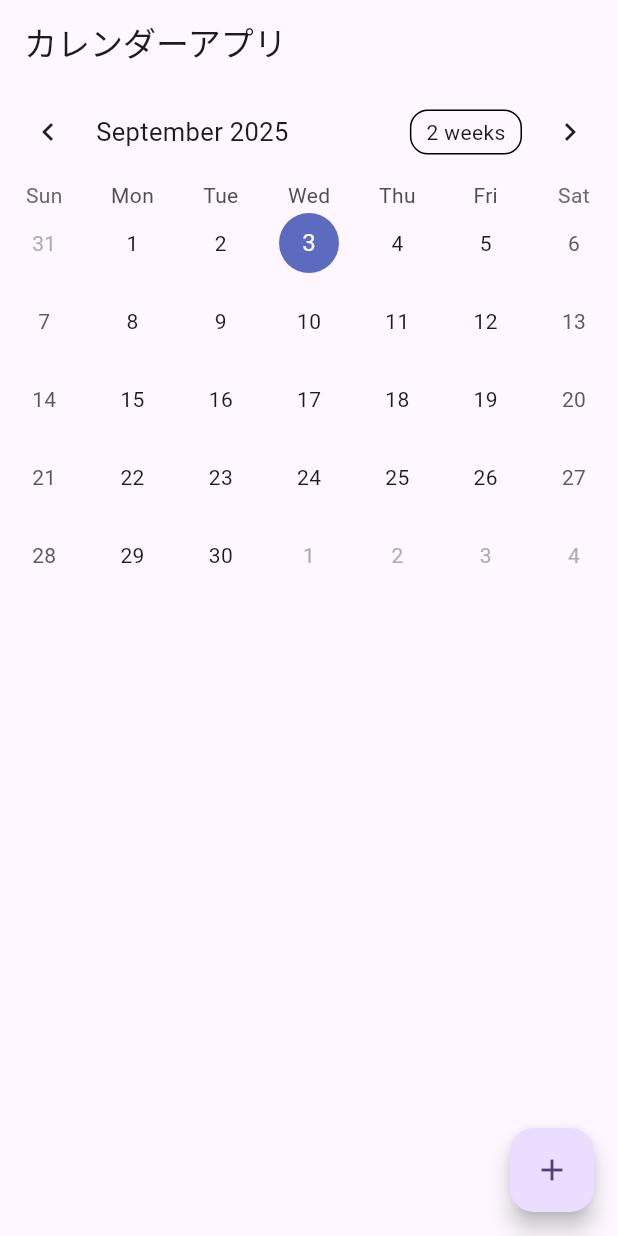
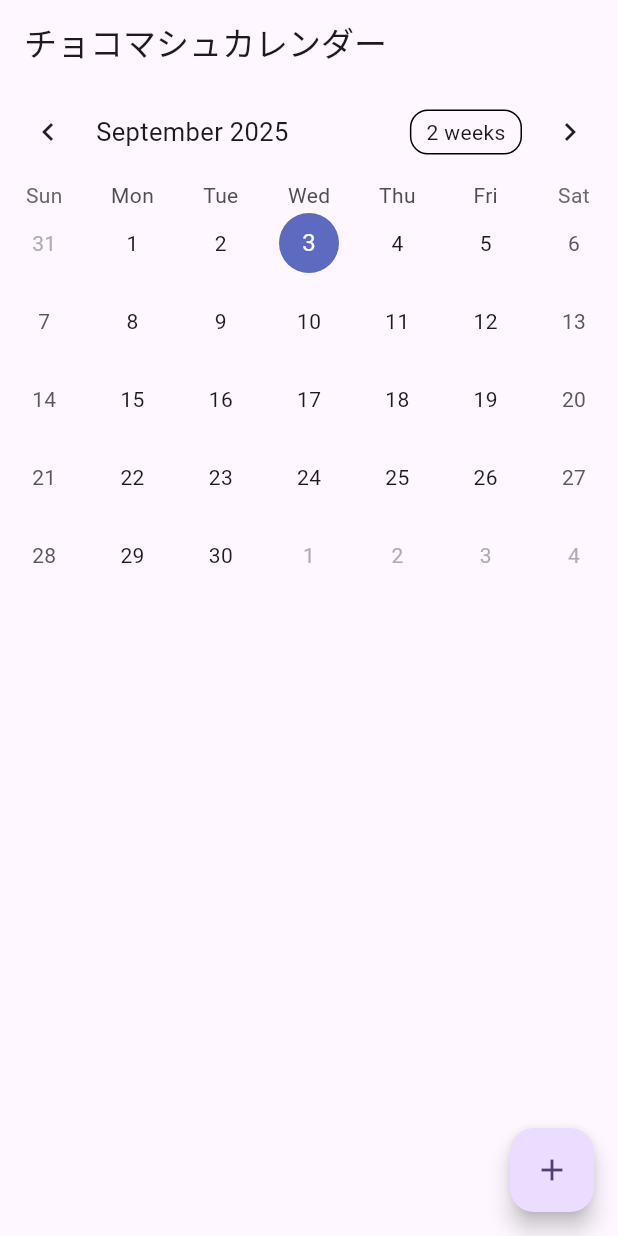
Before and after one commit to youyounkmt-web/self_improvement_app, a Flutter app: the CalendarPage screen opened directly, on a phone screen of 412 x 824 dp. Run offline on Flutter 3.47's test engine with Material 3 defaults, Android fonts, the light colour scheme and no system bars; drawn by our look-alikes of table_calendar; our stand-ins replace shared_preferences; accounts and stored records are empty.

Commit message:
カレンダー名変更

```diff
--- a/lib/main.dart
+++ b/lib/main.dart
@@ -171,7 +171,7 @@ class _CalendarPageState extends State<CalendarPage> {
   @override
   Widget build(BuildContext context) {
     return Scaffold(
-      appBar: AppBar(title: const Text('カレンダーアプリ')),
+      appBar: AppBar(title: const Text('チョコマシュカレンダー')),
       body: Column(
         children: [
           TableCalendar(
```
